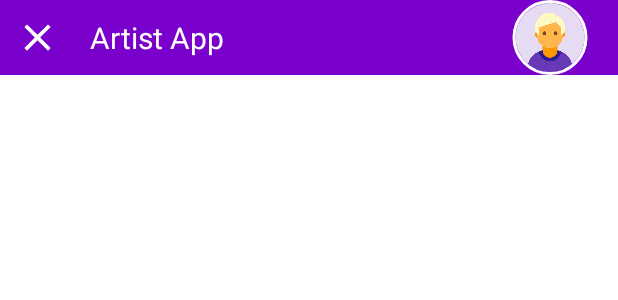
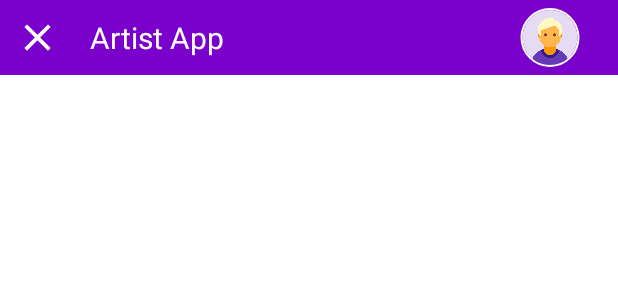
Before and after one commit to PhuongAnhTu/artist-app, an Android app: the layout activity_main.xml on its own in the app's theme, with its tools: preview values and no code run, on a phone screen of 412 x 824 dp. Shown: the top 300 px of the screen. Run offline under Robolectric (Android 15) with nearby library versions, the phone set to English and light mode, and no system bars.

Commit message:
update avatar

```diff
--- a/app/src/main/res/layout/activity_main.xml
+++ b/app/src/main/res/layout/activity_main.xml
@@ -40,6 +40,7 @@
 
             <de.hdodenhof.circleimageview.CircleImageView
                 android:id="@+id/avatar"
+                android:padding="5dp"
                 android:layout_width="60dp"
                 android:layout_height="60dp"
                 android:layout_alignParentEnd="true"
@@ -48,53 +49,11 @@
                 android:src="@drawable/avatar"
                 app:civ_border_color="@color/white"
                 app:civ_circle_background_color="@color/white"
-                app:civ_border_width="2dp"
+                app:civ_border_width="1dp"
                 android:visibility="visible"/>
 
         </RelativeLayout>
 
-<!--        <RelativeLayout-->
-<!--            android:layout_width="match_parent"-->
-<!--            android:layout_height="50dp"-->
-<!--            android:background="#7a00cc"-->
-<!--            android:orientation="horizontal">-->
-
-<!--            <ImageView-->
-<!--                android:id="@+id/left_arrow"-->
-<!--                android:layout_width="wrap_content"-->
-<!--                android:layout_height="match_parent"-->
-<!--                android:layout_alignParentStart="true"-->
-<!--                android:background="?selectableItemBackground"-->
-<!--                android:layout_centerVertical="true"-->
-<!--                android:layout_marginStart="15dp"-->
-<!--                android:src="@drawable/ic_arrow_back" />-->
-
-<!--            <TextView-->
-<!--                android:id="@+id/text_tittle"-->
-<!--                android:layout_width="wrap_content"-->
-<!--                android:layout_height="wrap_content"-->
-<!--                android:layout_gravity="center_vertical"-->
-<!--                android:gravity="center_vertical"-->
-<!--                android:textColor="#ffffff"-->
-<!--                android:textSize="20sp"-->
-<!--                android:layout_centerVertical="true"-->
-<!--                android:layout_toEndOf="@id/left_arrow"-->
-<!--                android:layout_toStartOf="@id/avatar"-->
-<!--                android:paddingStart="10dp"-->
-<!--                android:paddingEnd="10dp"-->
-<!--                tools:text="@string/app_name" />-->
-
-<!--            <ImageView-->
-<!--                android:id="@+id/avatar"-->
-<!--                android:layout_width="60dp"-->
-<!--                android:layout_height="60dp"-->
-<!--                android:layout_alignParentEnd="true"-->
-<!--                android:layout_centerVertical="true"-->
-<!--                android:layout_marginEnd="15dp"-->
-<!--                android:background="?selectableItemBackground"-->
-<!--                android:src="@drawable/avatar_default" />-->
-
-<!--        </RelativeLayout>-->
 
         <FrameLayout
             android:id="@+id/container"
```
